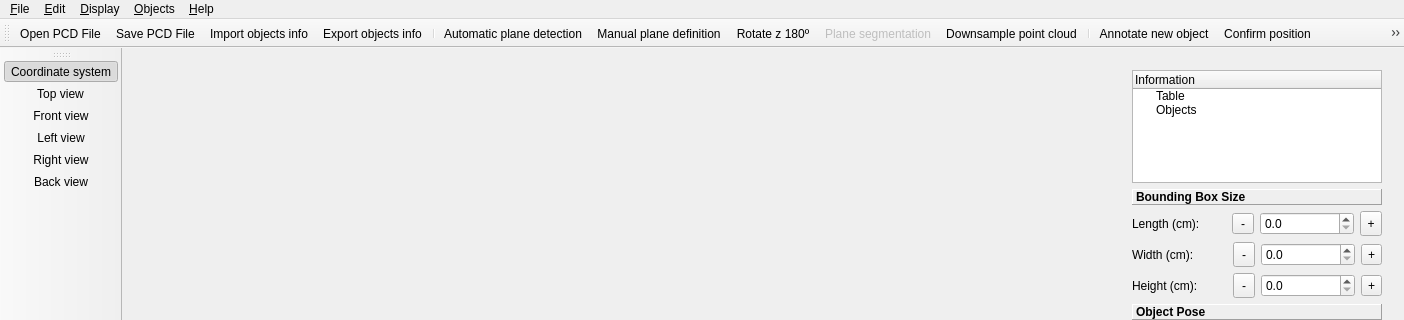
Old version of the form src/mainwindow.ui in the repository adria-gallart/3d_annotation_tool; both pictures show x 0 to 1404 and y 0 to 320 of the 1404 by 716 pixel window.
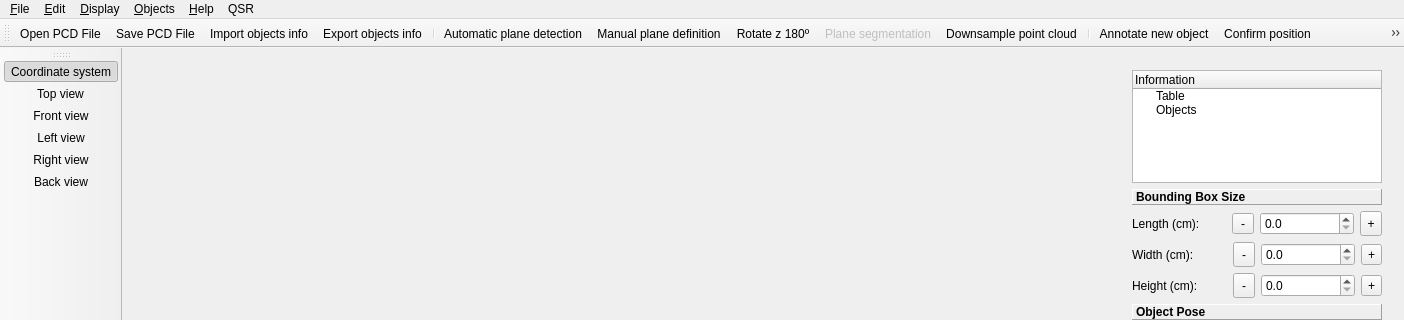
New version of the form. Icons and pictures are not drawn. Custom widgets are drawn as their Qt base class.

Commit message: Given a set of annotated objects, the QSR values of right, left, front and behind are showned in the terminal whenever the QSR values menu is clicked.

Diff of the .ui file:
```diff
--- a/src/mainwindow.ui
+++ b/src/mainwindow.ui
@@ -1317,11 +1317,18 @@
     <addaction name="actionCoordinate_system"/>
     <addaction name="menuChange_viewpoint"/>
    </widget>
+   <widget class="QMenu" name="menuQSR">
+    <property name="title">
+     <string>QSR</string>
+    </property>
+    <addaction name="actionQSR_values"/>
+   </widget>
    <addaction name="menuFile"/>
    <addaction name="menuEdit"/>
    <addaction name="menu_Display"/>
    <addaction name="menuObjects"/>
    <addaction name="menu_Help"/>
+   <addaction name="menuQSR"/>
   </widget>
   <widget class="QToolBar" name="mainToolBar">
    <attribute name="toolBarArea">
```
Left out of the diff: 5 changed lines with no effect on the pictures. The commit also changes 2 other files.
